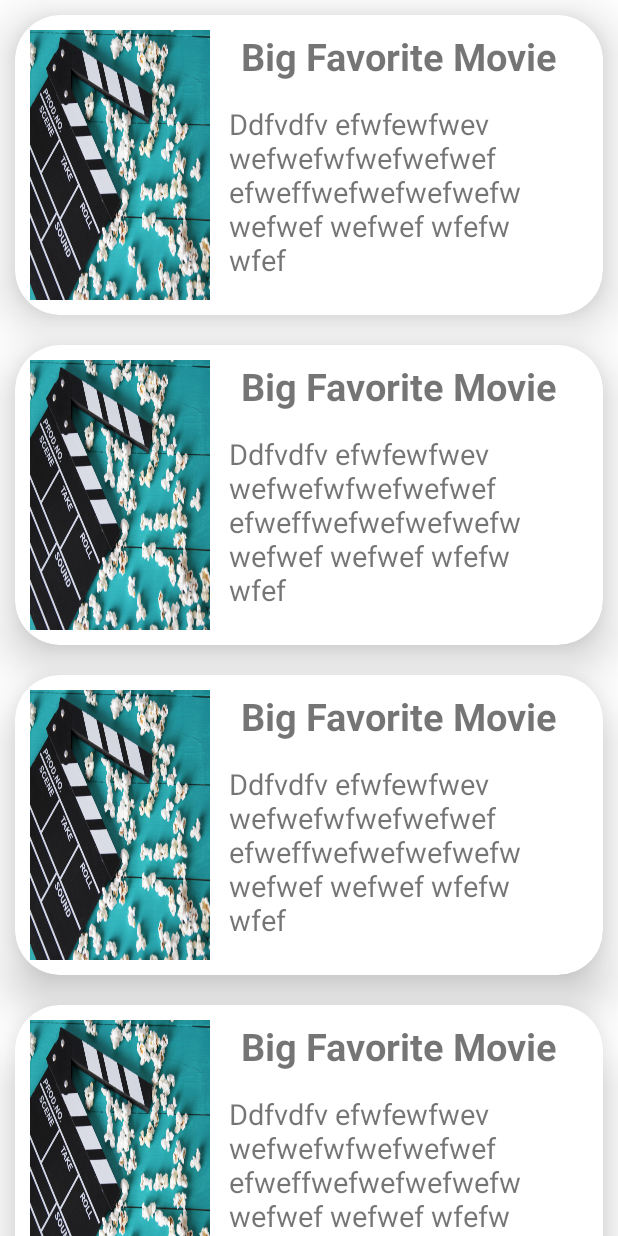
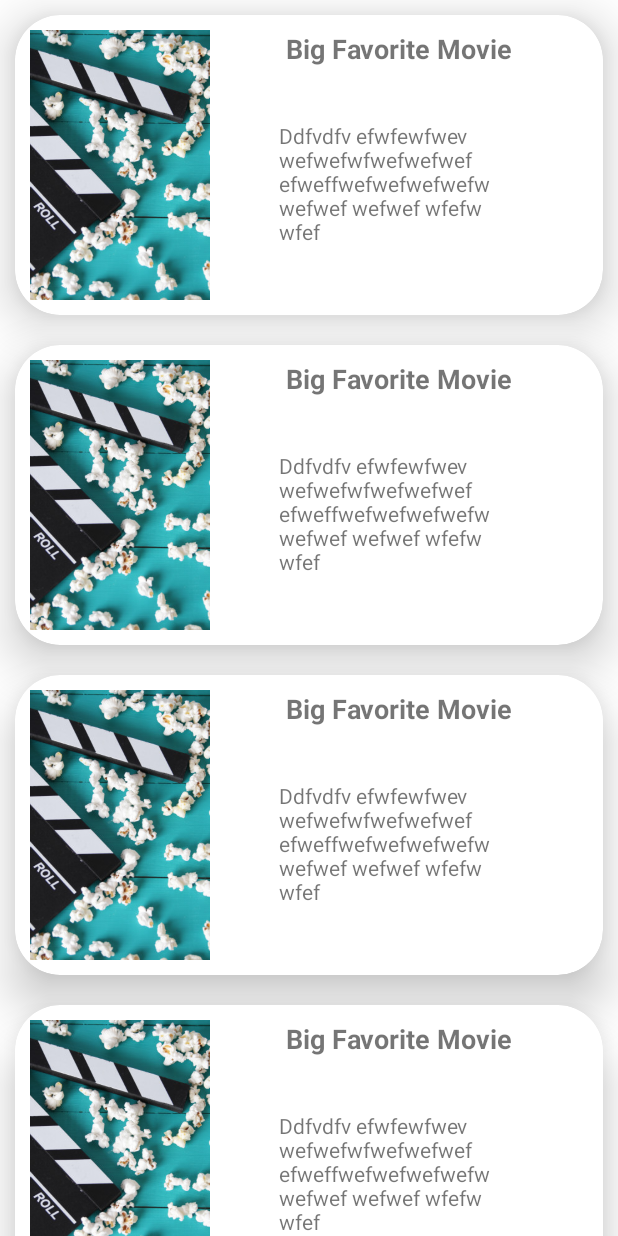
Before and after one commit to Rasel579/Movie-Observer, an Android app: the layout main_fragment.xml on its own in the app's theme, with its tools: preview values and no code run, on a phone screen of 412 x 824 dp. Run offline under Robolectric (Android 15) with nearby library versions, the phone set to English and light mode, and no system bars.

```diff
--- a/app/build.gradle.kts
+++ b/app/build.gradle.kts
@@ -86,6 +86,10 @@ dependencies{
     implementation(Firebase.core)
     implementation(Firebase.messaging)
     implementation(Firebase.analytics)
+    /**Glide**/
+    implementation(Glide.GLIDE)
+    implementation(Glide.COMPILER)
+    implementation(Glide.GLIDE_OKHTTP3)
     /**Tests**/
     testImplementation(Tests.JUNIT)
     androidTestImplementation(Tests.TEST_EXT_JUNIT)
--- a/app/src/main/java/com/testtask/myapplication/data/datasources/RepositoryImpl.kt
+++ b/app/src/main/java/com/testtask/myapplication/data/datasources/RepositoryImpl.kt
@@ -13,7 +13,11 @@ class RepositoryImpl(
     private val cloudSource: CloudSource,
     private val mapper: MapMovie
 ) : Repository {
-    override  fun getData(): Flow<List<Movie>> = cloudSource.getData().map { response ->
+    override fun getData(): Flow<List<Movie>> = cloudSource.getData().map { response ->
         mapper.map(response)
     }.flowOn(Dispatchers.IO)
+
+    override fun getNextPage(offset: Int): Flow<List<Movie>> = cloudSource.getNextData(offset).map {
+        mapper.map(it)
+    }.flowOn(Dispatchers.IO)
 }
--- a/app/src/main/java/com/testtask/myapplication/data/datasources/api/ServiceApi.kt
+++ b/app/src/main/java/com/testtask/myapplication/data/datasources/api/ServiceApi.kt
@@ -7,5 +7,9 @@ import retrofit2.http.Query
 
 interface ServiceApi {
     @GET("/svc/movies/v2/reviews/all.json")
-    suspend fun getMovies(@Query("api-key") apikey: String = BuildConfig.MOVIE_DB_APIKEY): Response
+    suspend fun getMovies(@Query("api-key") apikey: String = BuildConfig.MOVIE_DB_APIKEY, ): Response
+    @GET("/svc/movies/v2/reviews/all.json")
+    suspend fun getNextPageMovies(
+        @Query("api-key") apikey: String = BuildConfig.MOVIE_DB_APIKEY,
+        @Query("offset") offset: Int): Response
 }
--- a/app/src/main/java/com/testtask/myapplication/data/datasources/cloud/CloudSource.kt
+++ b/app/src/main/java/com/testtask/myapplication/data/datasources/cloud/CloudSource.kt
@@ -5,4 +5,5 @@ import kotlinx.coroutines.flow.Flow
 
 interface CloudSource {
     fun getData(): Flow<Response>
+    fun getNextData(offset: Int): Flow<Response>
 }
--- a/app/src/main/java/com/testtask/myapplication/data/datasources/cloud/CloudSourceImpl.kt
+++ b/app/src/main/java/com/testtask/myapplication/data/datasources/cloud/CloudSourceImpl.kt
@@ -11,4 +11,8 @@ class CloudSourceImpl(
     override  fun getData(): Flow<Response> = flow <Response> {
         emit(service.getMovies())
     }
+
+    override fun getNextData(offset: Int): Flow<Response> = flow<Response> {
+        emit(service.getNextPageMovies(offset = offset))
+    }
 }
--- a/app/src/main/java/com/testtask/myapplication/domain/AppState.kt
+++ b/app/src/main/java/com/testtask/myapplication/domain/AppState.kt
@@ -2,6 +2,7 @@ package com.testtask.myapplication.domain
 
 sealed class AppState {
     data class Success(val data: Any) : AppState()
+    data class SuccessNextPage(val data: Any) : AppState()
     data class Error(val throwable: Throwable) : AppState()
     object Loading : AppState()
 }
--- a/app/src/main/java/com/testtask/myapplication/domain/repository/Repository.kt
+++ b/app/src/main/java/com/testtask/myapplication/domain/repository/Repository.kt
@@ -5,4 +5,5 @@ import kotlinx.coroutines.flow.Flow
 
 interface Repository {
      fun  getData(): Flow<List<Movie>>
+     fun getNextPage(offset: Int): Flow<List<Movie>>
 }
--- a/app/src/main/res/layout/item_movie.xml
+++ b/app/src/main/res/layout/item_movie.xml
@@ -11,12 +11,12 @@
     <androidx.constraintlayout.widget.ConstraintLayout
         android:layout_width="match_parent"
         android:layout_height="wrap_content"
-        android:layout_margin="10dp">
+        android:layout_margin="@dimen/image_movie_margin">
         <androidx.appcompat.widget.AppCompatImageView
             android:id="@+id/poster_movie"
-            android:layout_width="120dp"
-            android:layout_height="180dp"
-            android:scaleType="fitXY"
+            android:layout_width="@dimen/poster_image_width"
+            android:layout_height="@dimen/poster_image_height"
+            android:scaleType="centerCrop"
             app:layout_constraintTop_toTopOf="parent"
             app:layout_constraintStart_toStartOf="parent"
             app:layout_constraintBottom_toBottomOf="parent"
@@ -25,7 +25,7 @@
             android:id="@+id/title_movie"
             android:layout_width="wrap_content"
             android:layout_height="wrap_content"
-            android:textSize="25sp"
+            android:textSize="@dimen/title_of_movie_text_size"
             android:textStyle="bold"
             app:layout_constraintTop_toTopOf="@+id/poster_movie"
             app:layout_constraintStart_toEndOf="@+id/poster_movie"
@@ -37,8 +37,8 @@
             android:id="@+id/description_movie"
             android:layout_width="wrap_content"
             android:layout_height="wrap_content"
-            android:layout_margin="5dp"
-            android:textSize="19sp"
+            android:layout_margin="@dimen/description_movie"
+            android:textSize="@dimen/description_text_size"
             android:maxEms="10"
             app:layout_constraintBottom_toBottomOf="parent"
             app:layout_constraintEnd_toEndOf="parent"
--- a/app/src/main/res/layout/main_fragment.xml
+++ b/app/src/main/res/layout/main_fragment.xml
@@ -8,6 +8,7 @@
     >
 
    <androidx.recyclerview.widget.RecyclerView
+       android:id="@+id/recycler_of_movies"
        android:layout_width="match_parent"
        android:layout_height="match_parent"
        app:layoutManager="androidx.recyclerview.widget.LinearLayoutManager"
--- a/app/src/main/res/values/dimens.xml
+++ b/app/src/main/res/values/dimens.xml
@@ -5,4 +5,10 @@
     <dimen name="margin_title_drawer_layout">10dp</dimen>
     <dimen name="text_size_title_drawer_layout">36sp</dimen>
     <dimen name="height_nav_header">320dp</dimen>
+    <dimen name="poster_image_width">120dp</dimen>
+    <dimen name="poster_image_height">180dp</dimen>
+    <dimen name="image_movie_margin">10dp</dimen>
+    <dimen name="description_movie">5dp</dimen>
+    <dimen name="description_text_size">14sp</dimen>
+    <dimen name="title_of_movie_text_size">18sp</dimen>
 </resources>
```
Also changed, not shown: app/src/main/java/com/testtask/myapplication/presentations/main/MainFragment.kt (+20 -6 lines), app/src/main/java/com/testtask/myapplication/presentations/main/MainViewModel.kt (+7 -0 lines), app/src/main/java/com/testtask/myapplication/presentations/main/adapter/MovieAdapter.kt (added, +53 -0 lines), app/src/main/res/layout/nav_header_main.xml (+13 -5 lines).
